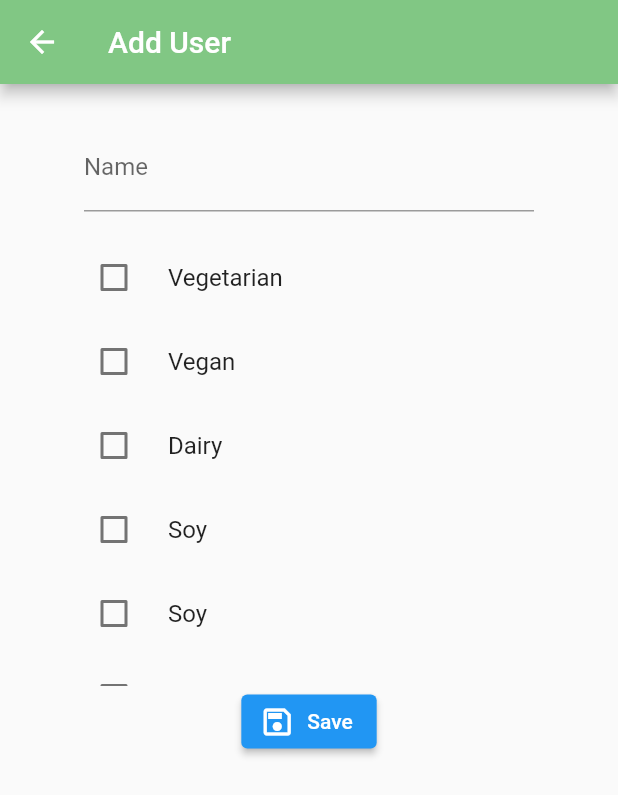
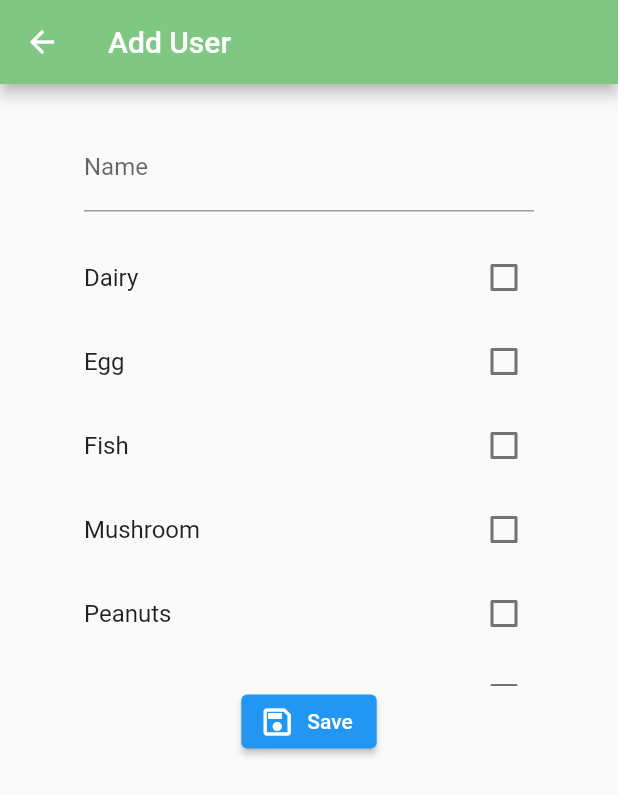
Before and after one commit to AbhishekVangipuram/ez_eats, a Flutter app: the screen it shows after launch, after a tap on "Add User", on a phone screen of 412 x 824 dp. Shown: the top 795 px of the screen. Run offline on Flutter 3.47's test engine with Material 2 defaults, Android fonts, the phone set to English and light mode, and no system bars.

Commit message:
Successfully adds users (names an restrictions)
The layout is a bit scuffed

```diff
--- a/lib/screens/add_user_screen.dart
+++ b/lib/screens/add_user_screen.dart
@@ -1,5 +1,9 @@
 // import 'package:ez_eats/users.dart';
+import 'dart:convert';
+import 'dart:io';
+
 import 'package:flutter/material.dart';
+import 'package:path_provider/path_provider.dart';
 
 class AddUserScreen extends StatefulWidget {
   const AddUserScreen({Key? key}) : super(key: key);
@@ -11,8 +15,108 @@ class AddUserScreen extends StatefulWidget {
 
 class _AddUserScreenState extends State<AddUserScreen>{
 
+  bool _fileExists = false;
+  File _filePath = File("");
+
+  // First initialization of _json (if there is no json in the file)
+  List users_ = [];
+  // Map<String, dynamic> _json = {};
+  String _jsonString = "";
+
+  Future<String> get _localPath async {
+    final directory = await getApplicationDocumentsDirectory();
+    return directory.path;
+  }
+
+  Future<File> get _localFile async {
+    final path = await _localPath;
+    return File('$path/users.json');
+  }
+
+  void writeJson(String name, dynamic restrictions) async {
+    // Initialize the local _filePath
+    final _filePath = await _localFile;
+  ;
+    //1. Create _newJson<Map> from input<TextField>
+    Map<String, dynamic> _newJson = {"name": name, "restrictions": restrictions};
+    // print('1.(writeJson) _newJson: $_newJson');
+
+    //2. Update _json by adding _newJson<Map> -> _json<Map>
+    users_.add(_newJson);
+    // _json.addAll(_newJson);
+    // print('2.(writeJson) _json(updated): $users_');
+
+    //3. Convert _json ->_jsonString
+    _jsonString = jsonEncode(users_);
+    // print('3.(writeJson) _jsonString: $_jsonString\n - \n');
+
+    //4. Write _jsonString to the _filePath
+    try {
+      _filePath.writeAsString(_jsonString);
+      // print("wrote to json");
+    } catch (e) {
+      print("tried writing did not work. File Error: $e");
+    }
+  }
+
+  void readJson() async {
+    // Initialize _filePath
+    _filePath = await _localFile;
+    // print(_filePath.toString());
+
+    // 0. Check whether the _file exists
+    _fileExists = await _filePath.exists();
+    // print('0. File exists? $_fileExists');
+
+    // If the _file exists->read it: update initialized _json by what's in the _file
+    if (_fileExists) {
+      try {
+        //1. Read _jsonString<String> from the _file.
+        _jsonString = await _filePath.readAsString();
+        setState(() {
+          _jsonString = _jsonString;
+        });
+        // print('1.(readJson) _jsonString: $_jsonString');
+
+        //2. Update initialized _json by converting _jsonString<String>->_json<Map>
+        setState(() {
+          users_ = jsonDecode(_jsonString);
+        });
+        // print('2.(readJson) _json: $users_ \n - \n');
+        // print(users_.length);
+        // NAME
+        // print(users_[1]['name']);
+        // RESTRICTIONS LIST
+        // print(users_[1]['restrictions']);
+      }
+      catch (e) {
+        // Print exception errors
+        print('Tried reading _file error: $e');
+        // If encountering an error, return null
+      }
+    }
+  }
+
+  TextEditingController controller = TextEditingController();
+
+  Map<String, bool> responses = {
+    'Dairy': false,
+    'Egg': false,
+    'Fish': false,
+    'Mushroom': false,
+    'Peanuts': false,
+    'Sesame': false,
+    'Shellfish': false,
+    'Soy': false,
+    'Tree Nut': false,
+    'Vegan': false,
+    'Vegetarian': false,
+    'Wheat': false
+  };
+
   @override
   Widget build(BuildContext context) {
+    readJson();
     return Scaffold(
       resizeToAvoidBottomInset: false,
       appBar:
@@ -28,17 +132,17 @@ class _AddUserScreenState extends State<AddUserScreen>{
                   Container(
                     constraints: const BoxConstraints(maxHeight: 300),
                     child: ListView(
-                      children: [
-                        _restrictionTile("Vegetarian"),
-                        _restrictionTile("Vegan"),
-                        _restrictionTile("Dairy"),
-                        _restrictionTile("Soy"),
-                        _restrictionTile("Soy"),
-                        _restrictionTile("Soy"),
-                        _restrictionTile("SoyAAAAAAAA"),
-                        _restrictionTile("SoyBBBBBBBB"),
-
-                      ],
+                      children: responses.keys.map((String key) {
+                        return CheckboxListTile(
+                          title: Text(key),
+                          value: responses[key],
+                          onChanged: (bool? value) {
+                            setState(() {
+                              responses[key] =  value!;
+                            });
+                          },
+                        );
+                      }).toList(),
                     ),
                   ),
                   _saveButton(context)
@@ -54,31 +158,29 @@ class _AddUserScreenState extends State<AddUserScreen>{
           // PUT OTHER DECORATORS HERE MAYBE
           labelText: "Name"
         ),
-        onTap: () {
-
-        },
+        controller: controller
       )
     );
   }
 
-  bool? val = false;
-  Widget _restrictionTile(String label) {
+  // bool? val = false;
+  // Widget _restrictionTile(String label) {
 
-    return CheckboxListTile(
-      title: Text(label, style: const TextStyle()),
-      secondary: null,
-      controlAffinity: ListTileControlAffinity.leading,
-      // activeColor: ,
-      // checkColor: ,
-      value: val,
-      onChanged: (bool? value) {
-        setState(() {
-          // replace "val" with the corresponing JSON field
-          val = value;
-        });
-      },
-    );
-  }
+  //   return CheckboxListTile(
+  //     title: Text(label, style: const TextStyle()),
+  //     secondary: null,
+  //     controlAffinity: ListTileControlAffinity.leading,
+  //     // activeColor: ,
+  //     // checkColor: ,
+  //     value: val,
+  //     onChanged: (bool? value) {
+  //       setState(() {
+  //         // replace "val" with the corresponing JSON field
+  //         val = value;
+  //       });
+  //     },
+  //   );
+  // }
 
   Widget _saveButton(BuildContext context) {
     return ElevatedButton.icon(
@@ -86,7 +188,14 @@ class _AddUserScreenState extends State<AddUserScreen>{
           // ********************
           // WRITE TO JSON
           // ********************
-
+          String _name = controller.text;
+          List restrictions = [];
+          for(String key in responses.keys){
+            if(responses[key]!) {
+              restrictions.add(key);
+            }
+          }
+          writeJson(_name, restrictions);
           Navigator.pop(context);
 
         },
--- a/lib/screens/user_list_screen.dart
+++ b/lib/screens/user_list_screen.dart
@@ -7,8 +7,14 @@ import 'package:ez_eats/screens/search_screen.dart';
 import 'package:flutter/material.dart';
 import 'add_user_screen.dart';
 
-class UserListScreen extends StatelessWidget {
+class UserListScreen extends StatefulWidget {
   UserListScreen({Key? key}) : super(key: key);
+
+  @override
+  _UserListScreenState createState() => _UserListScreenState();
+}
+
+class _UserListScreenState extends State<UserListScreen>{
 
   bool _fileExists = false;
   File _filePath = File("");
@@ -33,13 +39,13 @@ class UserListScreen extends StatelessWidget {
     final _filePath = await _localFile;
   ;
     //1. Create _newJson<Map> from input<TextField>
-    Map<String, dynamic> _newJson = {name: restrictions};
+    Map<String, dynamic> _newJson = {"name": name, "restrictions": restrictions};
     // print('1.(writeJson) _newJson: $_newJson');
 
     //2. Update _json by adding _newJson<Map> -> _json<Map>
     users_.add(_newJson);
     // _json.addAll(_newJson);
-    print('2.(writeJson) _json(updated): $users_');
+    // print('2.(writeJson) _json(updated): $users_');
 
     //3. Convert _json ->_jsonString
     _jsonString = jsonEncode(users_);
@@ -48,9 +54,9 @@ class UserListScreen extends StatelessWidget {
     //4. Write _jsonString to the _filePath
     try {
       _filePath.writeAsString(_jsonString);
-      print("wrote to json");
+      // print("wrote to json");
     } catch (e) {
-      // print("tried writing did not work");
+      print("tried writing did not work. File Error: $e");
     }
   }
 
@@ -68,12 +74,21 @@ class UserListScreen extends StatelessWidget {
       try {
         //1. Read _jsonString<String> from the _file.
         _jsonString = await _filePath.readAsString();
-        print('1.(readJson) _jsonString: $_jsonString');
+        setState(() {
+          _jsonString = _jsonString;
+        });
+        // print('1.(readJson) _jsonString: $_jsonString');
 
         //2. Update initialized _json by converting _jsonString<String>->_json<Map>
-        users_ = jsonDecode(_jsonString);
-        print('2.(readJson) _json: $users_ \n - \n');
-
+        setState(() {
+          users_ = jsonDecode(_jsonString);
+        });
+        // print('2.(readJson) _json: $users_ \n - \n');
+        // print(users_.length);
+        // NAME
+        // print(users_[1]['name']);
+        // RESTRICTIONS LIST
+        // print(users_[1]['restrictions']);
       }
       catch (e) {
         // Print exception errors
@@ -82,6 +97,16 @@ class UserListScreen extends StatelessWidget {
       }
     }
   }
+
+  @override
+  void initState() {
+    super.initState();
+    writeJson("Jimmy", ["Peanuts", "Tree nuts"]);
+    writeJson("Abhishek", ["Vegetarian"]);
+
+    readJson();
+  }
+
   @override
   Widget build(BuildContext context) {
     // print("before writing to json");
@@ -89,8 +114,8 @@ class UserListScreen extends StatelessWidget {
     // print(2938478170481273);
     // _writeJson("i added this", ["add1", "add2", "add3"]);
     // print("after writing to json");
-    writeJson("i added this", ["add1", "add2", "add3"]);
-    writeJson("idk", ["bruh", "bruh", "bruh"]);
+    // writeJson("Jimmy", ["peanuts", "tree nuts"]);
+    // writeJson("Abhishek", ["vegetarian"]);
 
     readJson();
     //print(_users[0]);
@@ -99,40 +124,61 @@ class UserListScreen extends StatelessWidget {
     // print(_users[0]['restrictions']);
 
     return Scaffold(
-      appBar: AppBar(leading: null, title: const Text("User List"), actions: []),
+      appBar: AppBar(leading: null, title:  const Text("User List"), actions: []),
       body: Center(
         child: Container(
           padding: const EdgeInsets.only(left: 40, right: 40, top: 10, bottom: 10),
+          // height: 400,
+          // width: 300,
           // use ListView or ListView.Builder
 
           // *********************************************************
-          // FIND WAY TO USE LISTVIEEW BUILDER TO ITERATE THROUGH JSON
+          // FIND WAY TO USE LISTVIEW BUILDER TO ITERATE THROUGH JSON
           // *********************************************************
 
-          child: ListView(children: [
-            _userTile(),
-            _userTile(),
+          // child: ListView.builder(
+          //     itemCount: users_.length,
+          //     itemBuilder: (context, i) {
+          //       var user = users_[i];
+          //       String name = user['name'];
+          //       var restrictions = user['restrictions'];
+          //       return _userTile(name, restrictions);
+          //     }
+          //   )
+
+          child: Column(children: [
+            Flexible(
+              child: ListView(
+              padding: const EdgeInsets.all(16),
+              children: [
+                for(var user in users_)
+                  _userTile(user['name'], user['restrictions'])
+                ]
+              ),
+            ),
+
             _addUserButton(context),
             ElevatedButton(
               onPressed: () {
                 Navigator.of(context).pushReplacement(MaterialPageRoute(builder: (context) => SearchScreen()));
               },
               child: const Text("Done"))
-          ]
+            ]
           )
         )
       )
     );
   }
 
-  Widget _userTile() {
-    return const ListTile(title:  Text("NAME"), subtitle:  Text("allergies: "), onTap: null,);
+  Widget _userTile(String name, List restrictions) {
+    String rStr = restrictions.fold("",(prev, element) => '$prev, $element').substring(2);
+    return ListTile(title:  Text(name), subtitle:  Text(rStr), onTap: null,);
   }
 
   Widget _addUserButton(BuildContext context) {
     // use either OutlinedButton or ElevatedButton
     return Container(
-      padding: const EdgeInsets.symmetric(horizontal: 95),
+      // padding: const EdgeInsets.symmetric(horizontal: 95),
       child: ElevatedButton.icon(
         onPressed: () {
           Navigator.push(context, MaterialPageRoute(builder: (context) => const AddUserScreen()));
@@ -141,4 +187,6 @@ class UserListScreen extends StatelessWidget {
         label: const Text("Add User"))
     );
   }
+
+
 }
```
